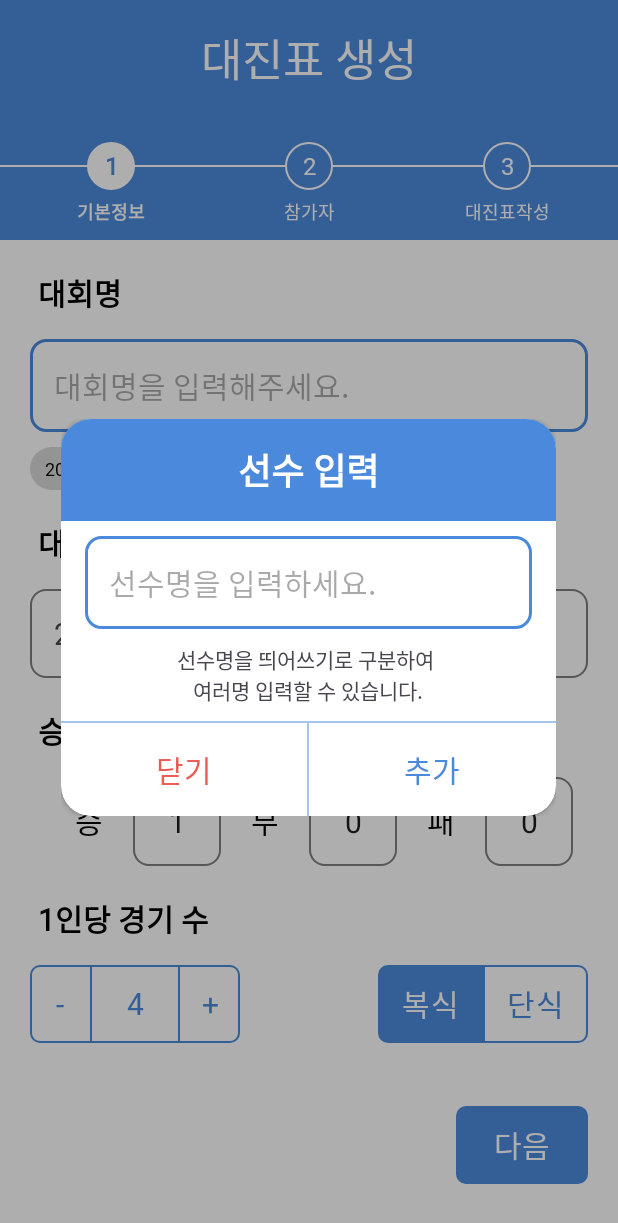
After one commit to Kuneosu/Mintoners, an Android app: the fragment MatchPlayerAddDialog placed in its activity, on a phone screen of 412 x 824 dp. The commit adds this screen. Shown: the top 1223 px of the screen. Run offline under Robolectric (Android 15) with nearby library versions, the phone set to English and light mode, and no system bars; our stand-ins replace Dagger/Hilt's generated code, Room's generated code; 1 statement that could not run was skipped.

Commit message:
선수 여러명 동시 입력 기능 추가

```diff
--- /dev/null
+++ b/app/src/main/java/com/kuneosu/mintoners/ui/customview/MatchPlayerAddDialog.kt
@@ -0,0 +1,61 @@
+package com.kuneosu.mintoners.ui.customview
+
+import android.graphics.Color
+import android.graphics.drawable.ColorDrawable
+import android.os.Bundle
+import android.view.LayoutInflater
+import android.view.View
+import android.view.ViewGroup
+import androidx.fragment.app.DialogFragment
+import androidx.fragment.app.activityViewModels
+import com.kuneosu.mintoners.data.model.Player
+import com.kuneosu.mintoners.databinding.MatchInfoDialogBinding
+import com.kuneosu.mintoners.databinding.MatchPlayerAddDialogBinding
+import com.kuneosu.mintoners.ui.viewmodel.MatchViewModel
+
+class MatchPlayerAddDialog(
+
+) : DialogFragment() {
+
+    // 뷰 바인딩 정의
+    private var _binding: MatchPlayerAddDialogBinding? = null
+    private val binding get() = _binding!!
+    private val matchViewModel: MatchViewModel by activityViewModels()
+
+    override fun onCreateView(
+        inflater: LayoutInflater,
+        container: ViewGroup?,
+        savedInstanceState: Bundle?
+    ): View {
+        _binding = MatchPlayerAddDialogBinding.inflate(inflater, container, false)
+        val view = binding.root
+        // 레이아웃 배경을 투명하게 해줌, 필수 아님
+        dialog?.window?.setBackgroundDrawable(ColorDrawable(Color.TRANSPARENT))
+
+        binding.playerAddDialogAdd.setOnClickListener {
+            val players = binding.playerAddDialogEdittext.text.toString().split(" ")
+            val playerList = mutableListOf<Player>()
+            var playerIndex = matchViewModel.players.value?.size?.plus(1) ?: 1
+            for (player in players) {
+                playerList.add(Player(playerIndex = playerIndex, playerName = player))
+                playerIndex += 1
+            }
+            matchViewModel.addPlayerList(playerList)
+            dismiss()
+        }
+
+        // 취소 버튼 클릭
+        binding.playerAddDialogClose.setOnClickListener {
+            dismiss()
+        }
+
+
+        return view
+    }
+
+
+    override fun onDestroyView() {
+        super.onDestroyView()
+        _binding = null
+    }
+}
--- a/app/src/main/java/com/kuneosu/mintoners/ui/fragments/MatchPlayerFragment.kt
+++ b/app/src/main/java/com/kuneosu/mintoners/ui/fragments/MatchPlayerFragment.kt
@@ -22,6 +22,7 @@ import com.kuneosu.mintoners.R
 import com.kuneosu.mintoners.data.model.Player
 import com.kuneosu.mintoners.databinding.FragmentMatchPlayerBinding
 import com.kuneosu.mintoners.ui.adapter.MatchPlayerAdapter
+import com.kuneosu.mintoners.ui.customview.MatchPlayerAddDialog
 import com.kuneosu.mintoners.ui.viewmodel.MatchViewModel
 import dagger.hilt.android.AndroidEntryPoint
 
@@ -48,7 +49,7 @@ class MatchPlayerFragment : Fragment() {
         playerAdapterSetting()
 
         binding.matchPlayerLoadButton.setOnClickListener {
-            // 선수 불러오기 버튼, 이벤트 아직 미구현
+            MatchPlayerAddDialog().show(childFragmentManager, "MatchPlayerLoadDialog")
         }
 
         // Player Fragment Navigation 설정
--- a/app/src/main/java/com/kuneosu/mintoners/ui/viewmodel/MatchViewModel.kt
+++ b/app/src/main/java/com/kuneosu/mintoners/ui/viewmodel/MatchViewModel.kt
@@ -351,4 +351,12 @@ class MatchViewModel @Inject constructor(
         updateGameIndexes()
         applyGameList()
     }
+
+    fun addPlayerList(playerList: MutableList<Player>) {
+        val currentList = _players.value.orEmpty().toMutableList()
+        playerList.forEach { player ->
+            currentList.add(player)
+        }
+        _players.value = currentList
+    }
 }
--- /dev/null
+++ b/app/src/main/res/layout/match_player_add_dialog.xml
@@ -0,0 +1,110 @@
+<?xml version="1.0" encoding="utf-8"?>
+<androidx.cardview.widget.CardView xmlns:android="http://schemas.android.com/apk/res/android"
+    xmlns:app="http://schemas.android.com/apk/res-auto"
+    android:layout_width="330dp"
+    android:layout_height="wrap_content"
+    android:background="@color/white"
+    app:cardCornerRadius="20dp">
+
+    <androidx.constraintlayout.widget.ConstraintLayout
+        android:layout_width="330dp"
+        android:layout_height="match_parent">
+
+        <TextView
+            android:id="@+id/player_add_dialog_header"
+            android:layout_width="330dp"
+            android:layout_height="wrap_content"
+            android:background="@color/main"
+            android:padding="@dimen/padding_medium"
+            android:text="선수 입력"
+            android:textAlignment="center"
+            android:textColor="@color/white"
+            android:textSize="@dimen/text_xlarge"
+            android:textStyle="bold"
+            app:layout_constraintEnd_toEndOf="parent"
+            app:layout_constraintStart_toStartOf="parent"
+            app:layout_constraintTop_toTopOf="parent" />
+
+        <LinearLayout
+            android:id="@+id/player_add_dialog_content"
+            android:layout_width="match_parent"
+            android:layout_height="wrap_content"
+            android:layout_marginTop="@dimen/margin_small"
+
+            android:orientation="vertical"
+            android:paddingHorizontal="@dimen/padding_medium"
+            app:layout_constraintStart_toStartOf="parent"
+            app:layout_constraintTop_toBottomOf="@+id/player_add_dialog_header">
+
+            <EditText
+                android:id="@+id/player_add_dialog_edittext"
+                android:layout_width="match_parent"
+                android:layout_height="wrap_content"
+                android:background="@drawable/match_edittext"
+                android:hint="선수명을 입력하세요."
+                android:inputType="text"
+                android:padding="@dimen/padding_medium"
+                android:textSize="@dimen/text_large" />
+
+            <TextView
+                android:layout_width="match_parent"
+                android:layout_height="wrap_content"
+                android:layout_margin="@dimen/margin_small"
+                android:text="선수명을 띄어쓰기로 구분하여 \n여러명 입력할 수 있습니다."
+                android:textAlignment="center" />
+
+        </LinearLayout>
+
+        <View
+            android:id="@+id/player_add_dialog_divider"
+            android:layout_width="match_parent"
+            android:layout_height="1dp"
+            android:background="#804B89DC"
+            app:layout_constraintBottom_toTopOf="@id/player_add_dialog_buttons"
+            app:layout_constraintTop_toBottomOf="@id/player_add_dialog_content" />
+
+        <LinearLayout
+            android:id="@+id/player_add_dialog_buttons"
+            android:layout_width="match_parent"
+            android:layout_height="wrap_content"
+            android:orientation="horizontal"
+
+            app:layout_constraintBottom_toBottomOf="parent"
+            app:layout_constraintEnd_toEndOf="parent"
+            app:layout_constraintStart_toStartOf="parent"
+            app:layout_constraintTop_toBottomOf="@id/player_add_dialog_divider">
+
+            <TextView
+                android:id="@+id/player_add_dialog_close"
+                android:layout_width="0dp"
+                android:layout_height="wrap_content"
+                android:layout_weight="1"
+                android:padding="@dimen/padding_medium"
+                android:text="닫기"
+                android:textAlignment="center"
+                android:textColor="@color/negative"
+                android:textSize="@dimen/text_large" />
+
+            <View
+                android:layout_width="0dp"
+                android:layout_height="match_parent"
+                android:layout_weight="0.01"
+                android:background="#804B89DC" />
+
+            <TextView
+                android:id="@+id/player_add_dialog_add"
+                android:layout_width="0dp"
+                android:layout_height="wrap_content"
+                android:layout_weight="1"
+                android:padding="@dimen/padding_medium"
+                android:text="추가"
+                android:textAlignment="center"
+                android:textColor="@color/main"
+                android:textSize="@dimen/text_large" />
+        </LinearLayout>
+
+
+    </androidx.constraintlayout.widget.ConstraintLayout>
+
+
+</androidx.cardview.widget.CardView>
--- a/app/src/main/res/values/colors.xml
+++ b/app/src/main/res/values/colors.xml
@@ -7,6 +7,7 @@
     <color name="trans_black_50">#80000000</color>
     <color name="trans_black_25">#40000000</color>
     <color name="trans_black_75">#BF000000</color>
+    <color name="negative">#ec5c57</color>
 
     <color name="datePrimary">#804B89DC</color>
     <color name="dateAccent">@color/main</color>
--- a/app/src/main/res/values/themes.xml
+++ b/app/src/main/res/values/themes.xml
@@ -9,6 +9,9 @@
         <item name="colorSecondaryVariant">@color/white</item>
         <item name="colorOnSecondary">@color/main</item>
         <item name="colorSurface">@color/white</item>
+
+        <item name="android:textSelectHandle">@color/main</item>
+        <item name="android:textColorHighlight">@color/datePrimary</item>
 
         <item name="android:textViewStyle">@style/customTextViewFontStyle</item>
         <item name="android:buttonStyle">@style/customButtonFontStyle</item>
```
Also changed, not shown: 1 other file.
